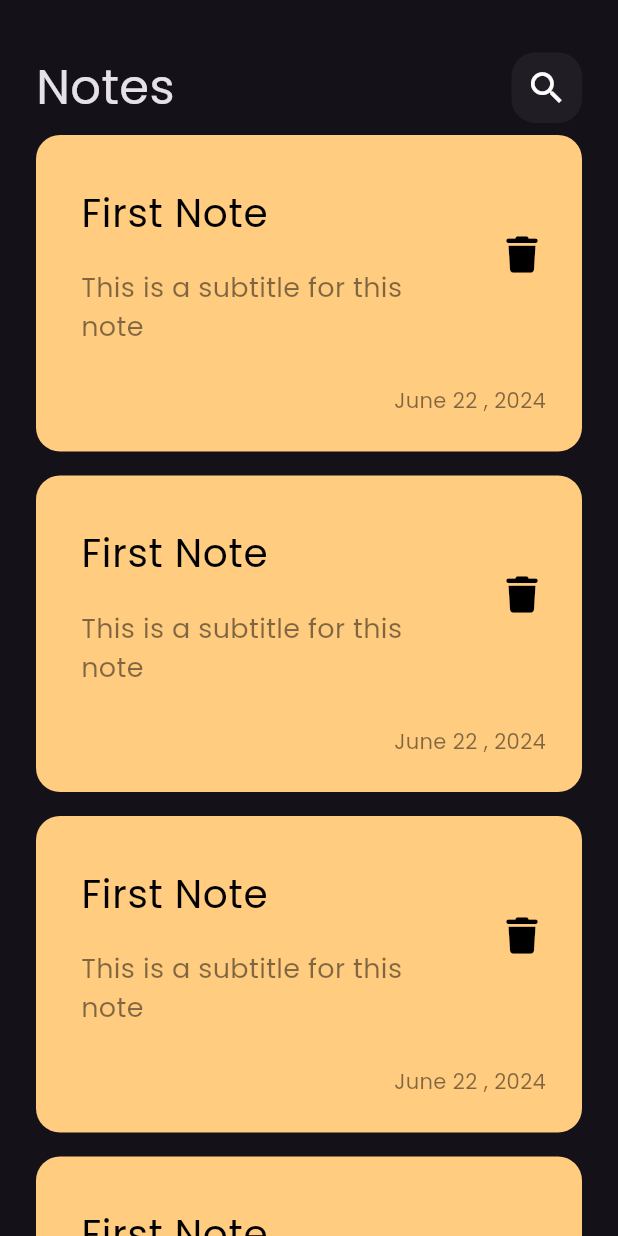
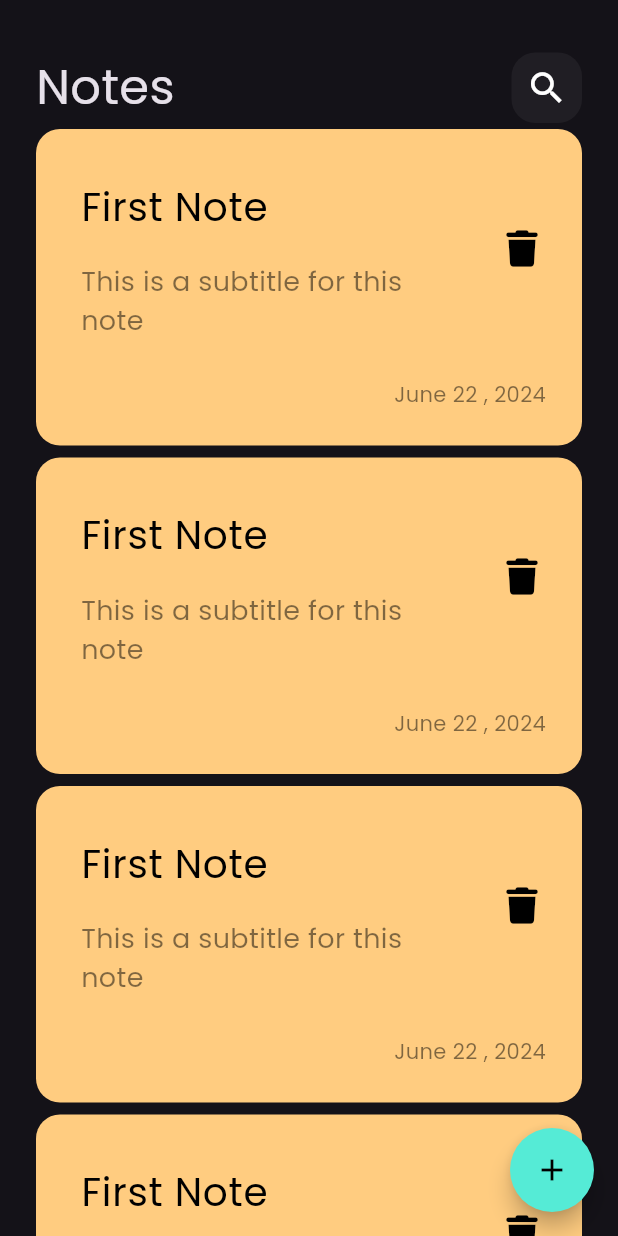
Before and after one commit to hazzemsalah/Note_App, a Flutter app: the screen it shows after launch, on a phone screen of 412 x 824 dp. Run offline on Flutter 3.47's test engine with Material 3 defaults, Android fonts, the phone set to English and light mode, and no system bars; our stand-ins replace font_awesome_flutter.

Commit message:
adding floating action button

```diff
--- a/lib/views/notes_view.dart
+++ b/lib/views/notes_view.dart
@@ -6,8 +6,17 @@ class NotesView extends StatelessWidget {
 
   @override
   Widget build(BuildContext context) {
-    return const Scaffold(
-      body: NotesViewBody(),
+    return Scaffold(
+      floatingActionButton: FloatingActionButton(
+        shape: RoundedRectangleBorder(borderRadius: BorderRadius.circular(30)),
+        backgroundColor: Color(0xFF55EBD6),
+        onPressed: () {},
+        child: const Icon(
+          Icons.add,
+          color: Colors.black,
+        ),
+      ),
+      body: const NotesViewBody(),
     );
   }
 }
--- a/lib/views/widgets/notes_list_view.dart
+++ b/lib/views/widgets/notes_list_view.dart
@@ -11,7 +11,7 @@ class NotesListView extends StatelessWidget {
       child: ListView.builder(
         itemBuilder: (context, index) {
           return const Padding(
-            padding: EdgeInsets.symmetric(vertical: 8),
+            padding: EdgeInsets.symmetric(vertical: 4),
             child: NoteItem(),
           );
         },
```
